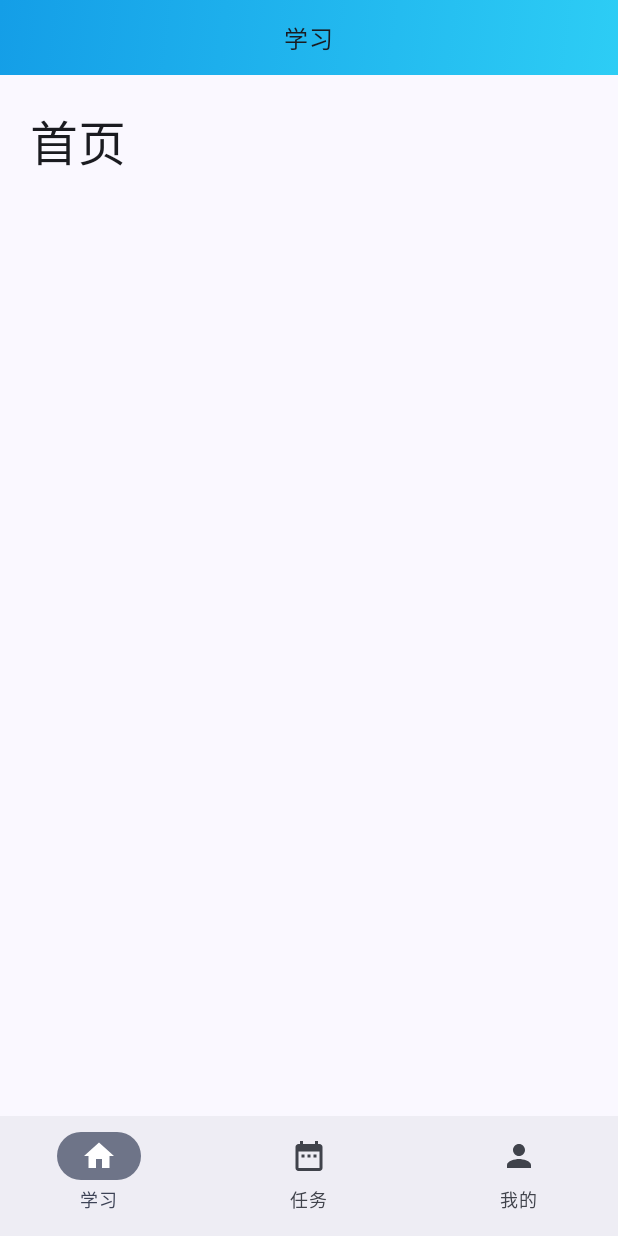
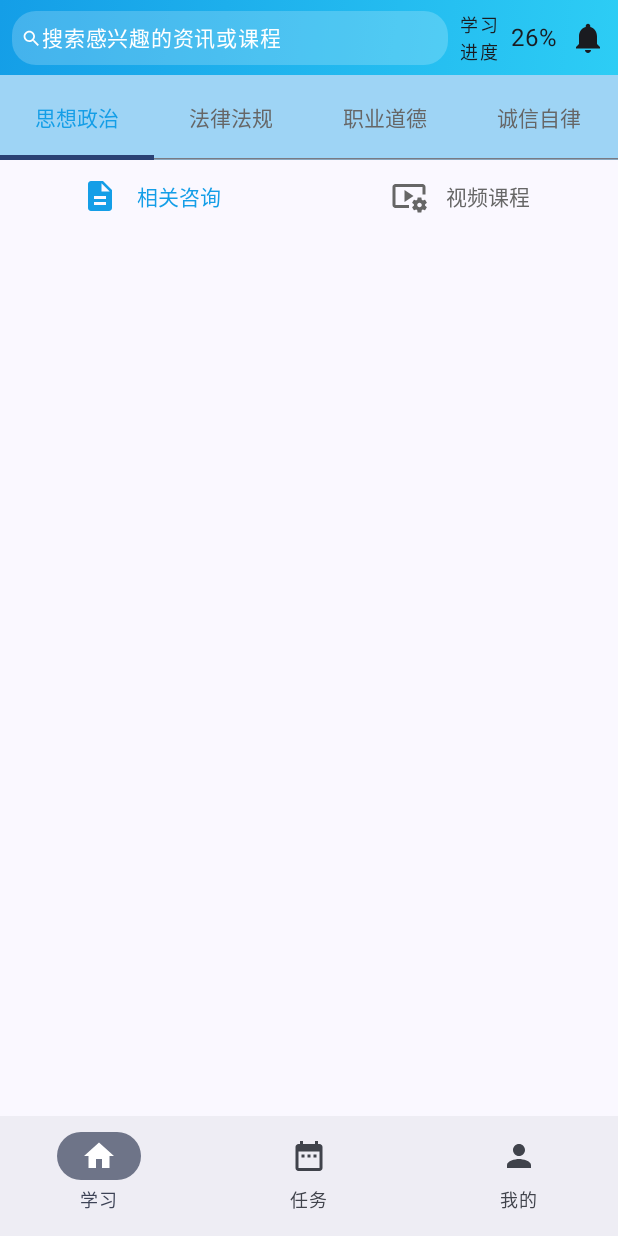
Before and after one commit to UserNamezhangxi/Compose_App_Study, an Android app built with Jetpack Compose: the screen it shows after launch (MainActivity), on a phone screen of 412 x 824 dp. Run offline under Robolectric (Android 15) with nearby library versions, the phone set to English and light mode, and no system bars; our stand-ins replace accompanist.

Commit message:
1、完成顶部Appbar 自定义样式 2、完成顶部tab的实现 3、完成相关咨询和 视频课程的实现

```diff
--- a/app/build.gradle.kts
+++ b/app/build.gradle.kts
@@ -63,4 +63,6 @@ dependencies {
     // 状态栏控制依赖
     implementation("com.google.accompanist:accompanist-systemuicontroller:0.32.0")
     implementation("androidx.navigation:navigation-compose:2.9.3")
+    //图标扩展
+    implementation("androidx.compose.material:material-icons-extended:1.1.1")
 }
--- /dev/null
+++ b/app/src/main/java/com/example/study/ui/bean/Category.kt
@@ -0,0 +1,3 @@
+package com.example.study.ui.bean
+
+data class Category(val title:String)
--- /dev/null
+++ b/app/src/main/java/com/example/study/ui/bean/TypeData.kt
@@ -0,0 +1,8 @@
+package com.example.study.ui.bean
+
+import android.graphics.drawable.Icon
+import androidx.compose.foundation.layout.RowScope
+import androidx.compose.runtime.Composable
+import androidx.compose.ui.graphics.vector.ImageVector
+
+data class TypeData(val name:String, val imgVector: ImageVector)
--- a/app/src/main/java/com/example/study/ui/components/TopAppbar.kt
+++ b/app/src/main/java/com/example/study/ui/components/TopAppbar.kt
@@ -37,6 +37,7 @@ fun TopAppbar(statusBarHigh: Float, content: @Composable () -> Unit) {
             )
             .height((50+statusBarHigh).dp)
             .fillMaxWidth().padding(top = statusBarHigh.dp),
+            /*.then(), 可以合并其他modify*/
         horizontalArrangement = Arrangement.Center,
         verticalAlignment = Alignment.CenterVertically
     ) {
--- a/app/src/main/java/com/example/study/ui/screen/HomeScreen.kt
+++ b/app/src/main/java/com/example/study/ui/screen/HomeScreen.kt
@@ -1,27 +1,143 @@
 package com.example.study.ui.screen
 
 import androidx.compose.foundation.layout.Column
+import androidx.compose.foundation.layout.Row
+import androidx.compose.foundation.layout.Spacer
 import androidx.compose.foundation.layout.padding
-import androidx.compose.material3.MaterialTheme
+import androidx.compose.foundation.layout.size
+import androidx.compose.foundation.layout.width
+import androidx.compose.foundation.shape.RoundedCornerShape
+import androidx.compose.material.icons.Icons
+import androidx.compose.material.icons.filled.Notifications
+import androidx.compose.material.icons.filled.Search
+import androidx.compose.material3.Icon
+import androidx.compose.material3.LeadingIconTab
+import androidx.compose.material3.Surface
+import androidx.compose.material3.Tab
+import androidx.compose.material3.TabRow
 import androidx.compose.material3.Text
 import androidx.compose.runtime.Composable
+import androidx.compose.ui.Alignment
 import androidx.compose.ui.Modifier
-import androidx.compose.ui.unit.Dp
+import androidx.compose.ui.draw.clip
+import androidx.compose.ui.graphics.Color
+import androidx.compose.ui.text.TextStyle
+import androidx.compose.ui.text.style.TextOverflow
 import androidx.compose.ui.unit.dp
+import androidx.compose.ui.unit.sp
+import androidx.lifecycle.viewmodel.compose.viewModel
 import com.example.study.ui.components.TopAppbar
+import com.example.study.ui.viewmodel.MainViewModel
 
 // 首页内容
 @Composable
-fun HomeScreen(statusBarHigh: Float) {
+fun HomeScreen(statusBarHigh: Float, vm: MainViewModel = viewModel()) {
     Column {
         TopAppbar(statusBarHigh) {
-            Text("学习")
+            Spacer(modifier = Modifier.width(8.dp))
+            Surface(
+                modifier = Modifier
+                    .clip(RoundedCornerShape(16.dp))
+                    .weight(1f),
+                color = Color(0x33ffffff)
+            ) {
+                /*搜索按钮*/
+                Row(modifier = Modifier.padding(6.dp)) {
+                    Icon(
+                        imageVector = Icons.Default.Search,
+                        contentDescription = "",
+                        tint = Color.White,
+                        modifier = Modifier
+                            .size(14.dp)
+                            .align(Alignment.CenterVertically)
+
+                    )
+                    Text(
+                        "搜索感兴趣的资讯或课程",
+                        color = Color.White,
+                        fontSize = 14.sp,
+                        maxLines = 1,
+                        overflow = TextOverflow.Ellipsis
+                    )
+                }
+
+            }
+            Spacer(modifier = Modifier.width(8.dp))
+
+            /*学习进度*/
+            Text(
+                text = "学习\n进度",
+                fontSize = 12.sp,
+                style = TextStyle(letterSpacing = 1.sp)
+            ) /*控制文字的间距*/
+
+            Spacer(modifier = Modifier.width(8.dp))
+
+            /*进度*/
+            Text(text = "26%")
+
+            Spacer(modifier = Modifier.width(8.dp))
+
+            /*提醒*/
+            Icon(imageVector = Icons.Default.Notifications, contentDescription = "")
+
+            Spacer(modifier = Modifier.width(8.dp))
         }
-        Text(
-            text = "首页",
-            style = MaterialTheme.typography.headlineLarge,
-            modifier = Modifier.padding(20.dp),
-        )
+
+        TabRow(
+            selectedTabIndex = vm.selectIndex,
+            containerColor = Color(0x66149ee7),
+            contentColor = Color(0xff149ee7)
+        ) {
+            vm.category.forEachIndexed { index, category ->
+                Tab(
+                    selected = index == vm.selectIndex,
+                    onClick = {
+                        vm.selectIndex = index
+                    },
+                    selectedContentColor = Color(0xff149ee7),
+                    unselectedContentColor = Color(0xff666666),
+                    text = {
+                        Text(
+                            text = category.title,
+                            modifier = Modifier
+                                .padding(4.dp, 8.dp),
+                            maxLines = 1
+                        )
+                    }
+                )
+            }
+        }
+
+        TabRow(
+            selectedTabIndex = vm.typeIndex,
+            containerColor = Color.Transparent,
+            contentColor = Color(0xff149ee7),
+            indicator = {},
+            divider = {}
+        ) {
+            vm.types.forEachIndexed { index, data ->
+                LeadingIconTab(
+                    selected = index == vm.typeIndex,
+                    onClick = {
+                        vm.typeIndex = index
+                    },
+                    selectedContentColor = Color(0xff149ee7),
+                    unselectedContentColor = Color(0xff666666),
+                    icon = {
+                        Icon(imageVector = data.imgVector, contentDescription = "")
+                    },
+                    text = {
+                        Text(
+                            text = data.name,
+                            modifier = Modifier
+                                .padding(4.dp, 8.dp),
+                            maxLines = 1
+                        )
+                    }
+                )
+            }
+        }
     }
 
 }
--- /dev/null
+++ b/app/src/main/java/com/example/study/ui/viewmodel/MainViewModel.kt
@@ -0,0 +1,42 @@
+package com.example.study.ui.viewmodel
+
+import androidx.compose.material.icons.Icons
+import androidx.compose.material.icons.filled.Description
+import androidx.compose.material.icons.filled.VideoSettings
+import androidx.compose.material3.Icon
+import androidx.compose.runtime.getValue
+import androidx.compose.runtime.mutableIntStateOf
+import androidx.compose.runtime.mutableStateOf
+import androidx.compose.runtime.setValue
+import androidx.lifecycle.ViewModel
+import com.example.study.ui.bean.Category
+import com.example.study.ui.bean.TypeData
+
+class MainViewModel : ViewModel() {
+
+    val category by mutableStateOf(
+        listOf(
+            Category("思想政治"),
+            Category("法律法规"),
+            Category("职业道德"),
+            Category("诚信自律")
+        )
+    )
+
+    var selectIndex by mutableIntStateOf(0)
+
+    val types by mutableStateOf(
+        listOf(
+            TypeData(
+                "相关咨询",
+                Icons.Default.Description
+            ),
+            TypeData(
+                "视频课程",
+                Icons.Default.VideoSettings
+            ),
+        ),
+    )
+
+    var typeIndex by mutableIntStateOf(0)
+}
```
